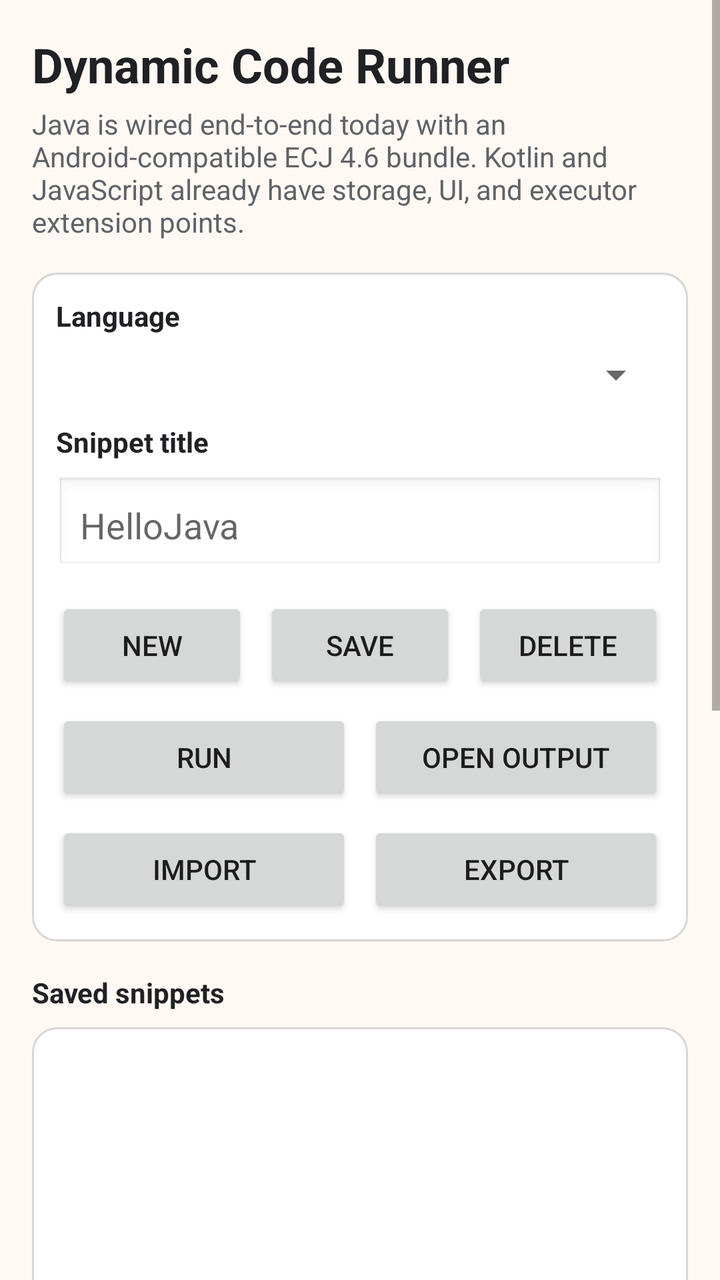
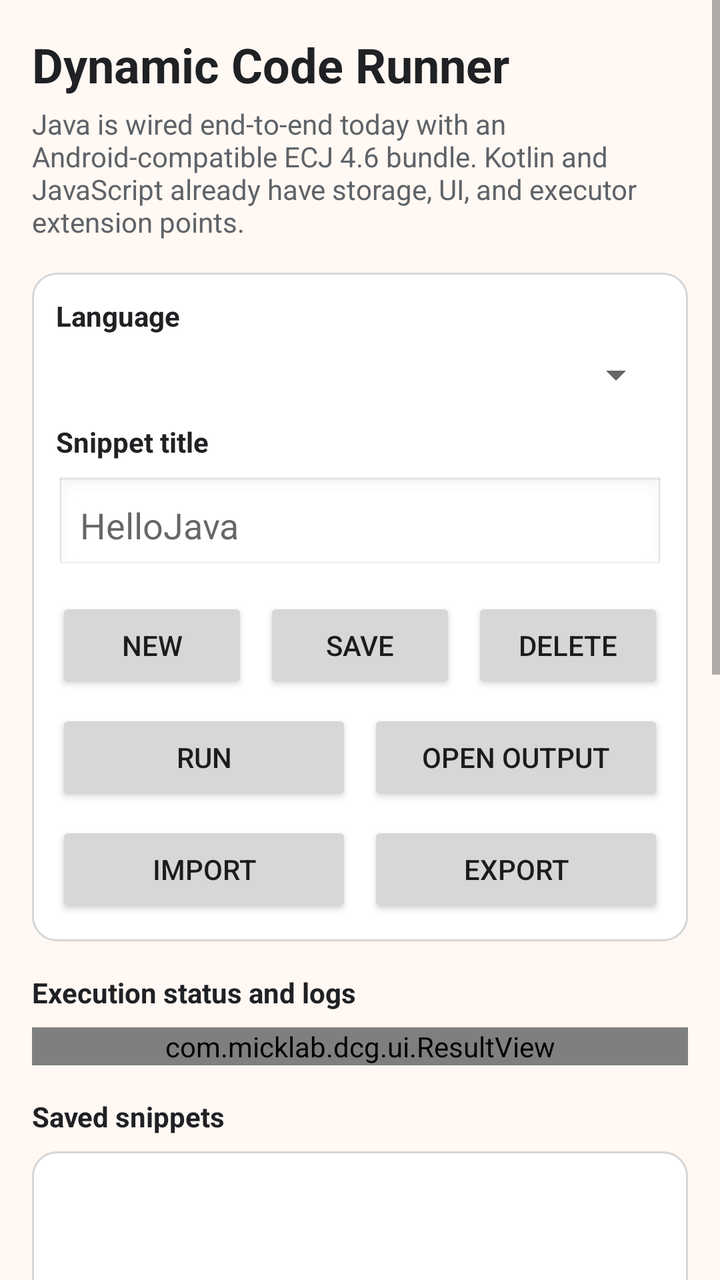

An Android layout rendered at two revisions. The XML below is the earlier revision; the diff shows what the commit changed to produce the second picture.
<!-- AndroidManifest.xml: application theme Theme.Dcg -->
<!-- res/layout/activity_main.xml -->
<?xml version="1.0" encoding="utf-8"?>
<ScrollView xmlns:android="http://schemas.android.com/apk/res/android"
    android:layout_width="match_parent"
    android:layout_height="match_parent"
    android:background="@color/surface"
    android:fillViewport="true">

    <LinearLayout
        android:layout_width="match_parent"
        android:layout_height="wrap_content"
        android:orientation="vertical"
        android:padding="16dp">

        <TextView
            android:layout_width="match_parent"
            android:layout_height="wrap_content"
            android:text="@string/editor_title"
            android:textColor="@color/textPrimary"
            android:textSize="24sp"
            android:textStyle="bold" />

        <TextView
            android:layout_width="match_parent"
            android:layout_height="wrap_content"
            android:layout_marginTop="4dp"
            android:text="@string/editor_subtitle"
            android:textColor="@color/textSecondary" />

        <LinearLayout
            android:layout_width="match_parent"
            android:layout_height="wrap_content"
            android:layout_marginTop="16dp"
            android:background="@drawable/panel_background"
            android:orientation="vertical"
            android:padding="12dp">

            <TextView
                android:layout_width="match_parent"
                android:layout_height="wrap_content"
                android:text="@string/language_label"
                android:textColor="@color/textPrimary"
                android:textStyle="bold" />

            <Spinner
                android:id="@+id/languageSpinner"
                android:layout_width="match_parent"
                android:layout_height="wrap_content"
                android:layout_marginTop="8dp" />

            <TextView
                android:layout_width="match_parent"
                android:layout_height="wrap_content"
                android:layout_marginTop="12dp"
                android:text="@string/title_label"
                android:textColor="@color/textPrimary"
                android:textStyle="bold" />

            <EditText
                android:id="@+id/titleInput"
                android:layout_width="match_parent"
                android:layout_height="wrap_content"
                android:layout_marginTop="8dp"
                android:background="@android:drawable/edit_text"
                android:hint="@string/title_hint"
                android:inputType="textCapWords"
                android:padding="12dp"
                android:textColor="@color/textPrimary" />

            <LinearLayout
                android:layout_width="match_parent"
                android:layout_height="wrap_content"
                android:layout_marginTop="12dp"
                android:orientation="horizontal">

                <Button
                    android:id="@+id/newButton"
                    android:layout_width="0dp"
                    android:layout_height="wrap_content"
                    android:layout_weight="1"
                    android:text="@string/action_new" />

                <Button
                    android:id="@+id/saveButton"
                    android:layout_width="0dp"
                    android:layout_height="wrap_content"
                    android:layout_marginStart="8dp"
                    android:layout_weight="1"
                    android:text="@string/action_save" />

                <Button
                    android:id="@+id/deleteButton"
                    android:layout_width="0dp"
                    android:layout_height="wrap_content"
                    android:layout_marginStart="8dp"
                    android:layout_weight="1"
                    android:text="@string/action_delete" />
            </LinearLayout>

            <LinearLayout
                android:layout_width="match_parent"
                android:layout_height="wrap_content"
                android:layout_marginTop="8dp"
                android:orientation="horizontal">

                <Button
                    android:id="@+id/runButton"
                    android:layout_width="0dp"
                    android:layout_height="wrap_content"
                    android:layout_weight="1"
                    android:text="@string/action_run" />

                <Button
                    android:id="@+id/openOutputButton"
                    android:layout_width="0dp"
                    android:layout_height="wrap_content"
                    android:layout_marginStart="8dp"
                    android:layout_weight="1"
                    android:text="@string/action_open_output" />
            </LinearLayout>

            <LinearLayout
                android:layout_width="match_parent"
                android:layout_height="wrap_content"
                android:layout_marginTop="8dp"
                android:orientation="horizontal">

                <Button
                    android:id="@+id/importButton"
                    android:layout_width="0dp"
                    android:layout_height="wrap_content"
                    android:layout_weight="1"
                    android:text="@string/action_import" />

                <Button
                    android:id="@+id/exportButton"
                    android:layout_width="0dp"
                    android:layout_height="wrap_content"
                    android:layout_marginStart="8dp"
                    android:layout_weight="1"
                    android:text="@string/action_export" />
            </LinearLayout>
        </LinearLayout>

        <TextView
            android:layout_width="match_parent"
            android:layout_height="wrap_content"
            android:layout_marginTop="16dp"
            android:text="@string/saved_snippets_label"
            android:textColor="@color/textPrimary"
            android:textStyle="bold" />

        <ListView
            android:id="@+id/snippetListView"
            android:layout_width="match_parent"
            android:layout_height="220dp"
            android:layout_marginTop="8dp"
            android:background="@drawable/panel_background"
            android:divider="@android:color/transparent"
            android:dividerHeight="8dp"
            android:padding="8dp" />

        <TextView
            android:layout_width="match_parent"
            android:layout_height="wrap_content"
            android:layout_marginTop="16dp"
            android:text="@string/source_code_label"
            android:textColor="@color/textPrimary"
            android:textStyle="bold" />

        <EditText
            android:id="@+id/codeInput"
            android:layout_width="match_parent"
            android:layout_height="360dp"
            android:layout_marginTop="8dp"
            android:background="@drawable/panel_background"
            android:fontFamily="monospace"
            android:gravity="top|start"
            android:inputType="textMultiLine|textNoSuggestions|textVisiblePassword"
            android:overScrollMode="always"
            android:padding="12dp"
            android:scrollbars="vertical"
            android:textColor="@color/textPrimary"
            android:textSize="14sp" />
    </LinearLayout>
</ScrollView>
<!-- resources referenced by this layout -->
<resources>
  <color name="surface">#FFF8F3</color>
  <color name="textPrimary">#202124</color>
  <color name="textSecondary">#5F6368</color>
  <!-- drawable panel_background (drawable) -->
  <shape xmlns:android="http://schemas.android.com/apk/res/android" android:shape="rectangle">
      <solid android:color="@color/panel" />
      <corners android:radius="12dp" />
      <stroke
          android:width="1dp"
          android:color="@color/stroke" />
  </shape>
  <string name="action_delete">Delete</string>
  <string name="action_export">Export</string>
  <string name="action_import">Import</string>
  <string name="action_new">New</string>
  <string name="action_open_output">Open output</string>
  <string name="action_run">Run</string>
  <string name="action_save">Save</string>
  <string name="editor_subtitle">Java is wired end-to-end today with an Android-compatible ECJ 4.6 bundle. Kotlin and JavaScript already have storage, UI, and executor extension points.</string>
  <string name="editor_title">Dynamic Code Runner</string>
  <string name="language_label">Language</string>
  <string name="saved_snippets_label">Saved snippets</string>
  <string name="source_code_label">Source code</string>
  <string name="title_hint">HelloJava</string>
  <string name="title_label">Snippet title</string>
  <style name="Theme.Dcg" parent="Theme.AppCompat.Light.NoActionBar">
          <item name="colorPrimary">@color/primary</item>
          <item name="colorPrimaryDark">@color/primaryDark</item>
          <item name="colorAccent">@color/accent</item>
          <item name="android:windowBackground">@color/surface</item>
      </style>
  <color name="panel">#FFFFFFFF</color>
  <color name="stroke">#D6D6D6</color>
  <color name="primary">#1B5E20</color>
  <color name="primaryDark">#104216</color>
  <color name="accent">#1565C0</color>
</resources>

<!-- the commit's change to res/layout/activity_main.xml (unified diff, before → after) -->
@@ -145,6 +145,20 @@
             android:layout_width="match_parent"
             android:layout_height="wrap_content"
             android:layout_marginTop="16dp"
+            android:text="@string/execution_log_label"
+            android:textColor="@color/textPrimary"
+            android:textStyle="bold" />
+
+        <com.micklab.dcg.ui.ResultView
+            android:id="@+id/executionLogView"
+            android:layout_width="match_parent"
+            android:layout_height="wrap_content"
+            android:layout_marginTop="8dp" />
+
+        <TextView
+            android:layout_width="match_parent"
+            android:layout_height="wrap_content"
+            android:layout_marginTop="16dp"
             android:text="@string/saved_snippets_label"
             android:textColor="@color/textPrimary"
             android:textStyle="bold" />
<!-- resource entries referenced after the edit -->
@@ -20,6 +20,7 @@
   <string name="action_save">Save</string>
   <string name="editor_subtitle">Java is wired end-to-end today with an Android-compatible ECJ 4.6 bundle. Kotlin and JavaScript already have storage, UI, and executor extension points.</string>
   <string name="editor_title">Dynamic Code Runner</string>
+  <string name="execution_log_label">Execution status and logs</string>
   <string name="language_label">Language</string>
   <string name="saved_snippets_label">Saved snippets</string>
   <string name="source_code_label">Source code</string>
